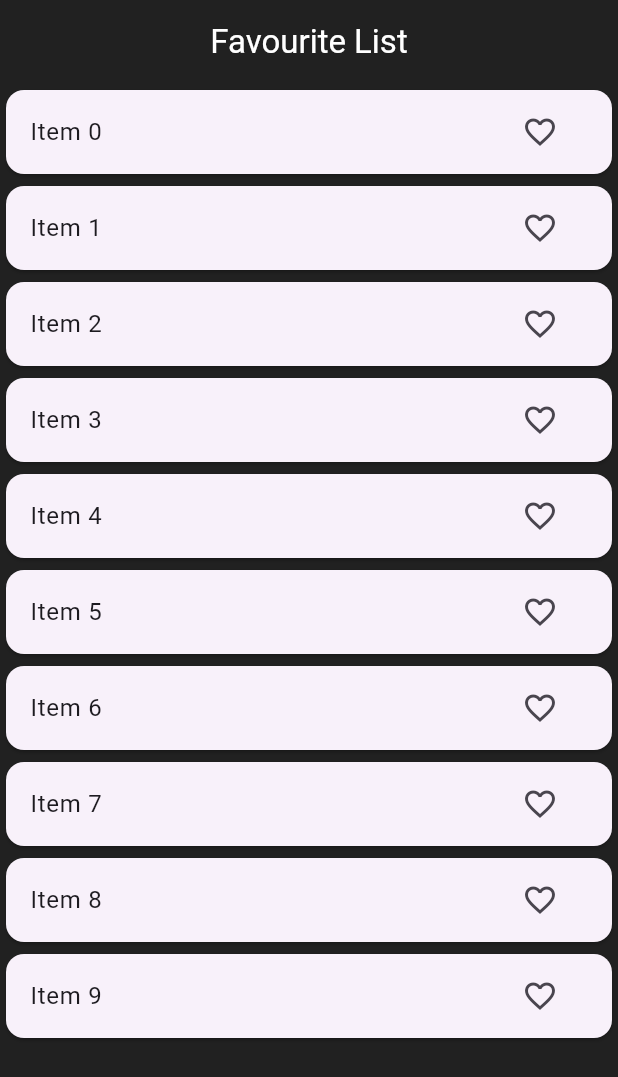
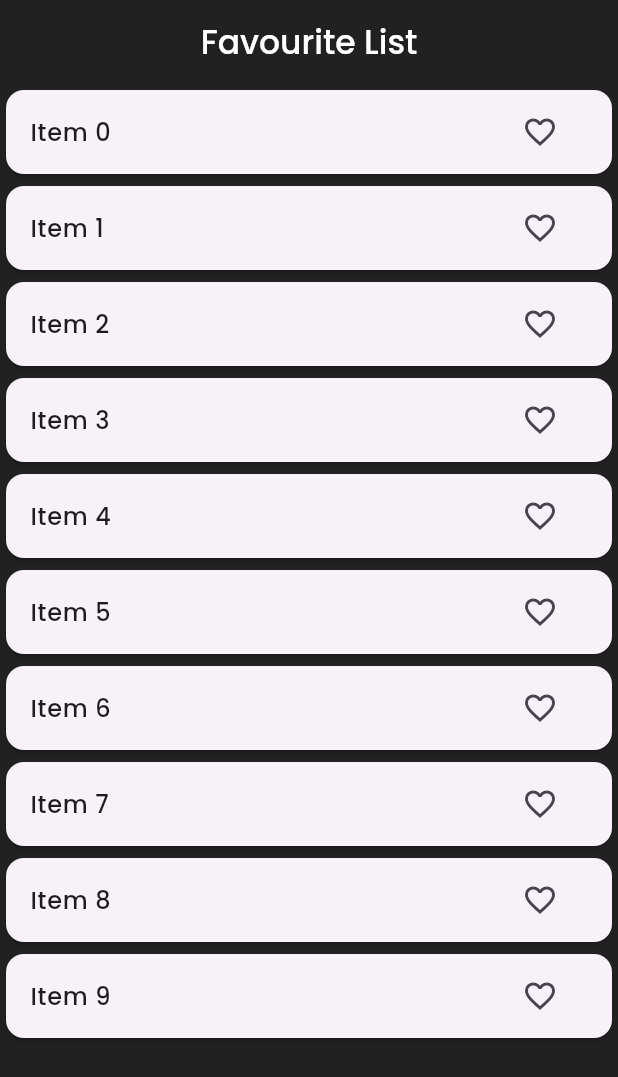
Before and after one commit to Shaikh-Saqlain-Ahmad/favorite-app, a Flutter app: the screen it shows after launch, on a phone screen of 412 x 824 dp. Shown: the top 1077 px of the screen. Run offline on Flutter 3.47's test engine with Material 3 defaults, Android fonts, the phone set to English and light mode, and no system bars; our stand-ins replace bloc, equatable, flutter_bloc.

Commit message:
font and constant folder added

```diff
--- /dev/null
+++ b/lib/constants/constants.dart
@@ -0,0 +1 @@
+String font = 'Poppins';
--- a/lib/ui/favourite-app-screen.dart
+++ b/lib/ui/favourite-app-screen.dart
@@ -1,6 +1,7 @@
 import 'package:favorite_app/bloc/favorite_app_bloc.dart';
 import 'package:favorite_app/bloc/favorite_app_event.dart';
 import 'package:favorite_app/bloc/favorite_app_state.dart';
+import 'package:favorite_app/constants/constants.dart';
 import 'package:favorite_app/model/favorite-item-model.dart';
 import 'package:flutter/material.dart';
 import 'package:flutter_bloc/flutter_bloc.dart';
@@ -25,8 +26,8 @@ class _FavouriteScreenState extends State<FavouriteScreen> {
       backgroundColor: Colors.grey.shade900,
       appBar: AppBar(
         backgroundColor: Colors.grey.shade900,
-        title:
-            const Text("Favourite List", style: TextStyle(color: Colors.white)),
+        title: Text("Favourite List",
+            style: TextStyle(color: Colors.white, fontFamily: font)),
         centerTitle: true,
       ),
       body: BlocBuilder<FavouriteBloc, FavouriteItemState>(
@@ -35,7 +36,10 @@ class _FavouriteScreenState extends State<FavouriteScreen> {
             case ListStatus.loading:
               return const Center(child: CircularProgressIndicator());
             case ListStatus.failure:
-              return const Center(child: Text("Something went wrong!"));
+              return const Center(
+                  child: Text(
+                "Something went wrong!",
+              ));
             case ListStatus.success:
               return ListView.builder(
                 itemCount: state.favouriteItemList.length,
@@ -43,7 +47,10 @@ class _FavouriteScreenState extends State<FavouriteScreen> {
                   final item = state.favouriteItemList[index];
                   return Card(
                     child: ListTile(
-                      title: Text(item.value.toString()),
+                      title: Text(
+                        item.value.toString(),
+                        style: TextStyle(fontFamily: font),
+                      ),
                       trailing: IconButton(
                           onPressed: () {
                             FavouriteItemModel itemModel = FavouriteItemModel(
--- a/pubspec.yaml
+++ b/pubspec.yaml
@@ -21,3 +21,7 @@ dev_dependencies:
 
 flutter:
   uses-material-design: true
+  fonts:
+    - family: Poppins
+      fonts:
+        - asset: assets/Poppins-Medium.ttf
```
Also changed, not shown: assets/Poppins-Bold.ttf (added), assets/Poppins-Medium.ttf (added), assets/Poppins-Regular.ttf (added).
